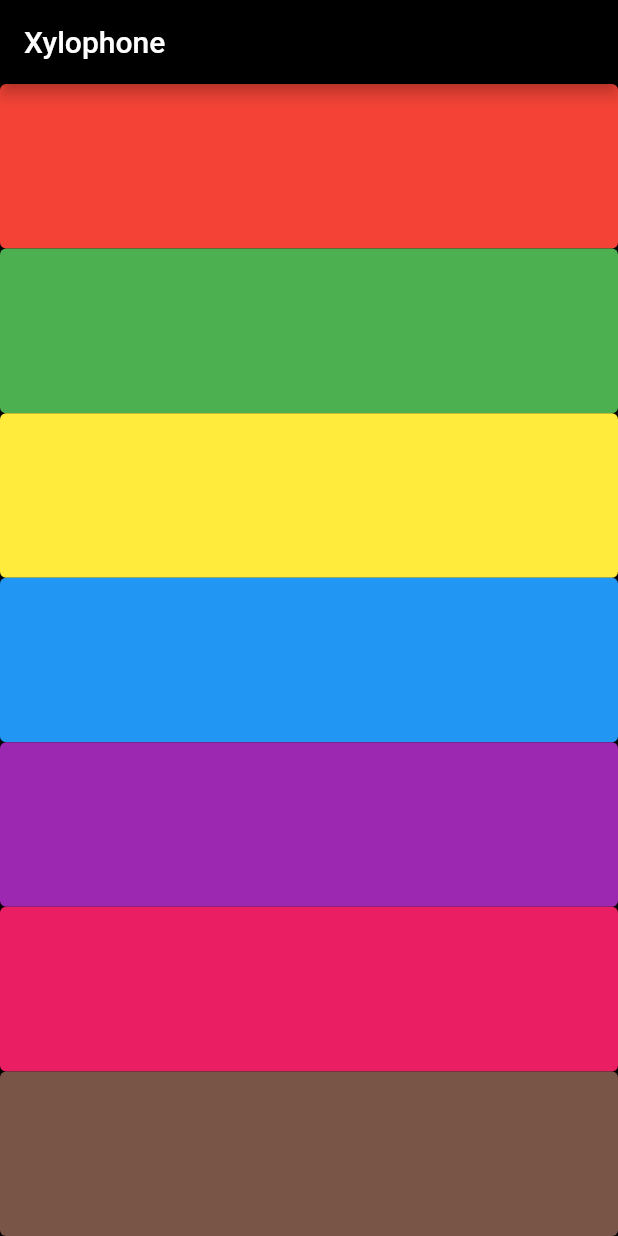
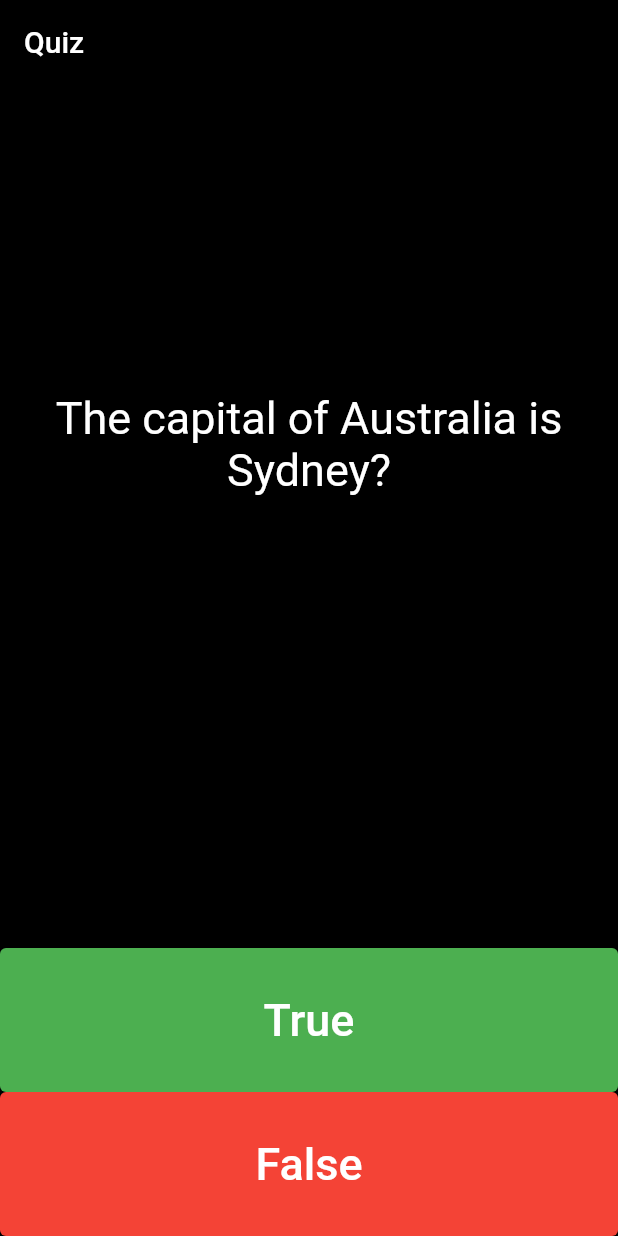
Before and after one commit to prameshbajra/flutterui, a Flutter app: the screen it shows after launch, on a phone screen of 412 x 824 dp. Run offline on Flutter 3.47's test engine with Material 2 defaults, Android fonts, the phone set to English and light mode, and no system bars.

Commit message:
Quiz app just playing around.

```diff
--- a/lib/main.dart
+++ b/lib/main.dart
@@ -1,8 +1,6 @@
-import 'package:audioplayers/audioplayers.dart';
 import 'package:flutter/material.dart';
 
 void main() => runApp(const MyApp());
-
 
 class MyApp extends StatelessWidget {
   const MyApp({super.key});
@@ -14,92 +12,155 @@ class MyApp extends StatelessWidget {
         backgroundColor: Colors.black,
         appBar: AppBar(
           backgroundColor: Colors.black,
-          title: const Text('Xylophone'),
+          title: const Text('Quiz'),
         ),
         body: const SafeArea(
-          child: XylophonePage(),
+          child: QuizPage(),
         ),
       ),
     );
   }
 }
 
-class XylophonePage extends StatefulWidget {
-  const XylophonePage({super.key});
+class QuizPage extends StatefulWidget {
+  const QuizPage({super.key});
 
   @override
-  State<XylophonePage> createState() => _XylophonePageState();
+  State<QuizPage> createState() => _QuizPageState();
 }
 
-class _XylophonePageState extends State<XylophonePage> {
-  final _audioPlayer = AudioPlayer();
-
-  _play(int noteNumber) async {
-    _audioPlayer.play(AssetSource('note$noteNumber.wav'));
-  }
+class _QuizPageState extends State<QuizPage> {
+  List<Map<String, dynamic>> questionSet = [
+    {'question': 'The capital of Australia is Sydney?', 'answer': false},
+    {
+      'question':
+          'The symbol for the element Iron on the periodic table is Fe?',
+      'answer': true
+    },
+    {
+      'question': 'Jupiter is the largest planet in our solar system?',
+      'answer': true
+    },
+    {'question': 'The Second World War ended in 1944?', 'answer': false},
+    {
+      'question': 'The Mona Lisa was painted by Vincent van Gogh?',
+      'answer': false
+    },
+    {'question': 'The square root of 81 is 9?', 'answer': true},
+    {
+      'question': 'Joe Biden was the President of the United States in 2021?',
+      'answer': true
+    },
+    {'question': 'Hummus is primarily made of lentils?', 'answer': false},
+    {'question': 'Minecraft was developed by Mojang?', 'answer': true},
+    {'question': 'Elephants are the largest land animal?', 'answer': true}
+  ];
+  List<Icon> scores = [];
+  int questionIndex = 0;
 
   @override
   Widget build(BuildContext context) {
+    Map<String, dynamic> question = questionSet[questionIndex];
     return Column(
-      mainAxisAlignment: MainAxisAlignment.spaceBetween,
+      mainAxisAlignment: MainAxisAlignment.center,
       crossAxisAlignment: CrossAxisAlignment.stretch,
       children: [
         Expanded(
-          child: TextButton(
-            onPressed: () => _play(1),
-            style: const ButtonStyle(
-                backgroundColor: MaterialStatePropertyAll(Colors.red)),
-            child: const Text(''),
+          flex: 5,
+          child: Center(
+            child: Text(
+              question['question'] ?? 'Error',
+              textAlign: TextAlign.center,
+              style: const TextStyle(color: Colors.white, fontSize: 30),
+            ),
+          ),
+        ),
+        Expanded(
+          child: Row(
+            mainAxisAlignment: MainAxisAlignment.spaceEvenly,
+            children: scores,
           ),
         ),
         Expanded(
           child: TextButton(
-            onPressed: () => _play(2),
+            onPressed: () => {
+              setState(
+                () => {
+                  if (questionIndex < questionSet.length - 1)
+                    {
+                      questionIndex += 1,
+                      if (question['answer'])
+                        {
+                          scores.add(const Icon(
+                            Icons.check,
+                            color: Colors.green,
+                          ))
+                        }
+                      else
+                        {
+                          scores.add(const Icon(
+                            Icons.close,
+                            color: Colors.red,
+                          ))
+                        },
+                    },
+                },
+              ),
+            },
             style: const ButtonStyle(
-                backgroundColor: MaterialStatePropertyAll(Colors.green)),
-            child: const Text(''),
+              backgroundColor: MaterialStatePropertyAll(
+                Colors.green,
+              ),
+            ),
+            child: const Text('True',
+                style: TextStyle(
+                  color: Colors.white,
+                  fontSize: 30,
+                )),
           ),
         ),
         Expanded(
           child: TextButton(
-            onPressed: () => _play(3),
+            onPressed: () => {
+              setState(
+                () => {
+                  if (questionIndex < questionSet.length - 1)
+                    {
+                      questionIndex += 1,
+                      if (!question['answer'])
+                        {
+                          scores.add(
+                            const Icon(
+                              Icons.check,
+                              color: Colors.green,
+                            ),
+                          ),
+                        }
+                      else
+                        {
+                          scores.add(
+                            const Icon(
+                              Icons.close,
+                              color: Colors.red,
+                            ),
+                          )
+                        },
+                    }
+                },
+              ),
+            },
             style: const ButtonStyle(
-                backgroundColor: MaterialStatePropertyAll(Colors.yellow)),
-            child: const Text(''),
+              backgroundColor: MaterialStatePropertyAll(
+                Colors.red,
+              ),
+            ),
+            child: const Text('False',
+                style: TextStyle(
+                  color: Colors.white,
+                  fontSize: 30,
+                )),
           ),
         ),
-        Expanded(
-          child: TextButton(
-            onPressed: () => _play(4),
-            style: const ButtonStyle(
-                backgroundColor: MaterialStatePropertyAll(Colors.blue)),
-            child: const Text(''),
-          ),
-        ),
-        Expanded(
-          child: TextButton(
-            onPressed: () => _play(5),
-            style: const ButtonStyle(
-                backgroundColor: MaterialStatePropertyAll(Colors.purple)),
-            child: const Text(''),
-          ),
-        ),
-        Expanded(
-          child: TextButton(
-            onPressed: () => _play(6),
-            style: const ButtonStyle(
-                backgroundColor: MaterialStatePropertyAll(Colors.pink)),
-            child: const Text(''),
-          ),
-        ),
-        Expanded(
-          child: TextButton(
-            onPressed: () => _play(7),
-            style: const ButtonStyle(
-                backgroundColor: MaterialStatePropertyAll(Colors.brown)),
-            child: const Text(''),
-          ),
-        )
       ],
     );
   }
```
